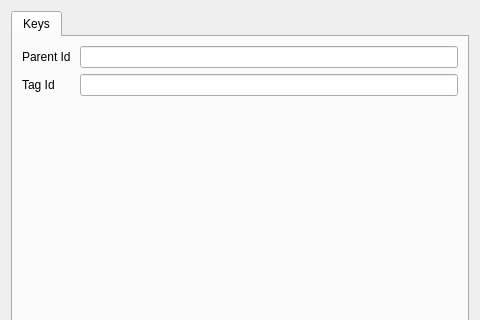
First picture: the form in exdrf-dev/exdrf_dev/qt_gen/db/parent_tag_associations/widgets/parent_tag_association_editor.ui, repository TNick/exdrf, before the edit; both pictures show x 0 to 480 and y 0 to 320 of the 480 by 640 pixel window.
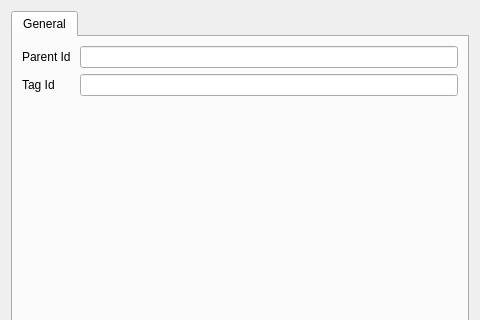
Second picture: the form after the edit. Custom widgets are drawn as their Qt base class.

The edit to the form file:
```diff
--- a/exdrf-dev/exdrf_dev/qt_gen/db/parent_tag_associations/widgets/parent_tag_association_editor.ui
+++ b/exdrf-dev/exdrf_dev/qt_gen/db/parent_tag_associations/widgets/parent_tag_association_editor.ui
@@ -20,9 +20,11 @@
       <number>0</number>
      </property>
      
-     <widget class="QWidget" name="tab_keys">
+     
+     
+     <widget class="QWidget" name="tab_general">
       <attribute name="title">
-       <string>Keys</string>
+       <string>General</string>
       </attribute>
       <layout class="QFormLayout" name="formLayout">
      
@@ -74,6 +76,7 @@
       </layout>
      </widget>
      
+     
     </widget>
    </item>
   </layout>
```
Left out of the diff: 6 changed lines with no effect on the pictures.
